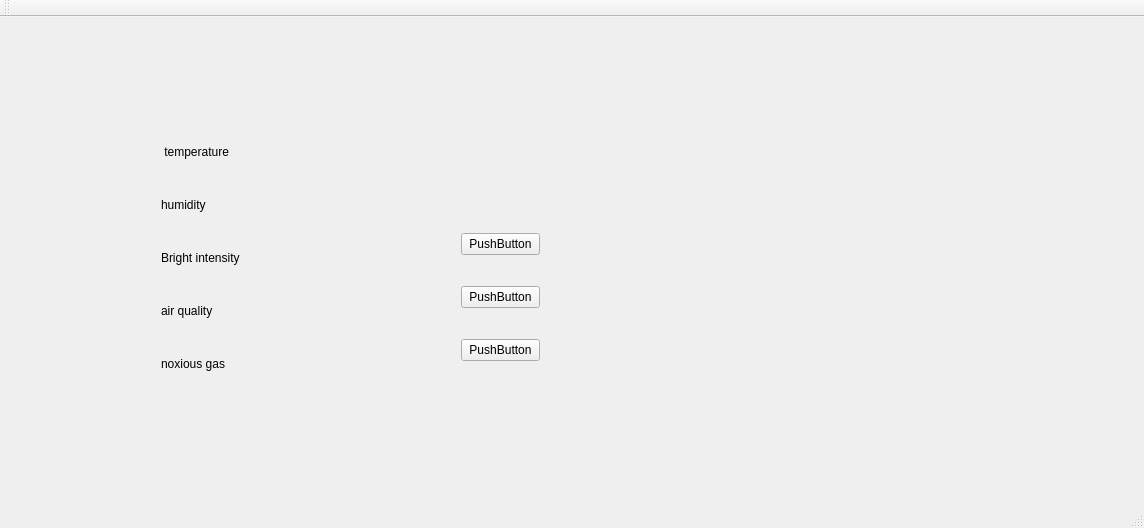
The window that untitled/mainwindow.ui (HuanGitHub/Graduation-Project) describes before a commit, drawn with Qt 5.
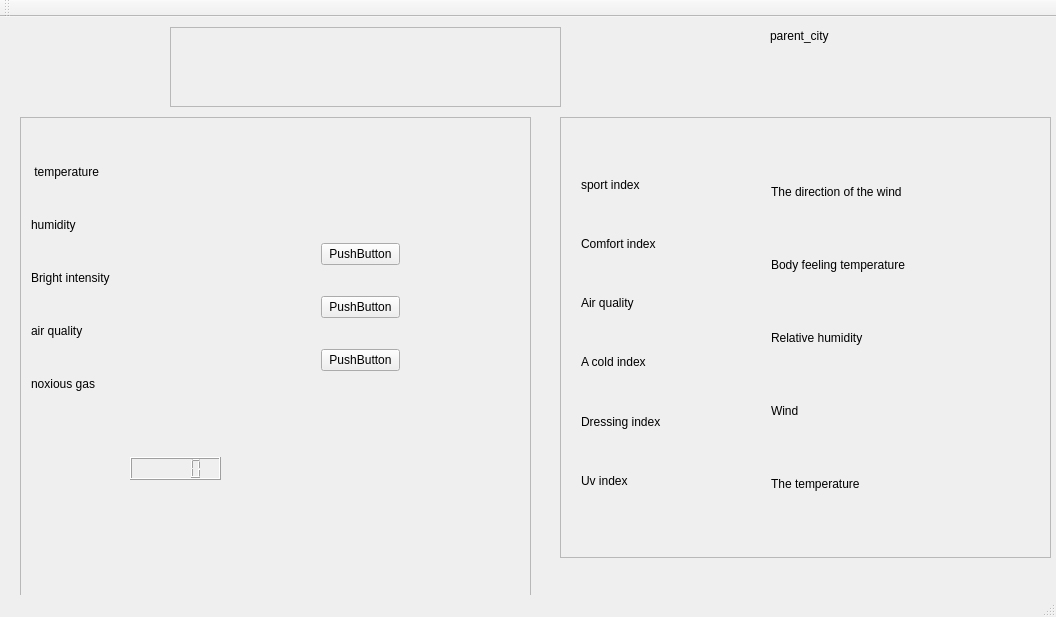
The same window after the commit.

The edit to the form file:
```diff
--- a/untitled/mainwindow.ui
+++ b/untitled/mainwindow.ui
@@ -6,19 +6,137 @@
    <rect>
     <x>0</x>
     <y>0</y>
-    <width>1144</width>
-    <height>528</height>
+    <width>1056</width>
+    <height>617</height>
    </rect>
   </property>
   <property name="windowTitle">
    <string>The most enjoyable Smart Home</string>
   </property>
   <widget class="QWidget" name="centralWidget">
+   <widget class="QLabel" name="label_12">
+    <property name="geometry">
+     <rect>
+      <x>770</x>
+      <y>10</y>
+      <width>91</width>
+      <height>17</height>
+     </rect>
+    </property>
+    <property name="text">
+     <string>parent_city</string>
+    </property>
+   </widget>
+   <widget class="QLCDNumber" name="lcdNumber">
+    <property name="geometry">
+     <rect>
+      <x>130</x>
+      <y>440</y>
+      <width>91</width>
+      <height>23</height>
+     </rect>
+    </property>
+   </widget>
+   <widget class="QFrame" name="frame">
+    <property name="geometry">
+     <rect>
+      <x>20</x>
+      <y>100</y>
+      <width>511</width>
+      <height>491</height>
+     </rect>
+    </property>
+    <property name="frameShape">
+     <enum>QFrame::StyledPanel</enum>
+    </property>
+    <property name="frameShadow">
+     <enum>QFrame::Raised</enum>
+    </property>
+    <widget class="QWidget" name="verticalLayoutWidget_3">
+     <property name="geometry">
+      <rect>
+       <x>290</x>
+       <y>90</y>
+       <width>101</width>
+       <height>201</height>
+      </rect>
+     </property>
+     <layout class="QVBoxLayout" name="verticalLayout_3">
+      <item>
+       <widget class="QPushButton" name="pushButton">
+        <property name="text">
+         <string>PushButton</string>
+        </property>
+       </widget>
+      </item>
+      <item>
+       <widget class="QPushButton" name="pushButton_3">
+        <property name="text">
+         <string>PushButton</string>
+        </property>
+       </widget>
+      </item>
+      <item>
+       <widget class="QPushButton" name="pushButton_2">
+        <property name="text">
+         <string>PushButton</string>
+        </property>
+       </widget>
+      </item>
+     </layout>
+    </widget>
+    <widget class="QWidget" name="verticalLayoutWidget_2">
+     <property name="geometry">
+      <rect>
+       <x>110</x>
+       <y>20</y>
+       <width>131</width>
+       <height>281</height>
+      </rect>
+     </property>
+     <layout class="QVBoxLayout" name="verticalLayout_2">
+      <item>
+       <widget class="QLabel" name="temp_l">
+        <property name="text">
+         <string/>
+        </property>
+       </widget>
+      </item>
+      <item>
+       <widget class="QLabel" name="hum_l">
+        <property name="text">
+         <string/>
+        </property>
+       </widget>
+      </item>
+      <item>
+       <widget class="QLabel" name="briint_l">
+        <property name="text">
+         <string/>
+        </property>
+       </widget>
+      </item>
+      <item>
+       <widget class="QLabel" name="label_9">
+        <property name="text">
+         <string/>
+        </property>
+       </widget>
+      </item>
+      <item>
+       <widget class="QLabel" name="ngas_l">
+        <property name="text">
+         <string/>
+        </property>
+       </widget>
+      </item>
+     </layout>
+    </widget>
    <widget class="QWidget" name="verticalLayoutWidget">
     <property name="geometry">
      <rect>
-      <x>150</x>
-      <y>100</y>
+       <x>0</x>
+       <y>20</y>
       <width>111</width>
       <height>281</height>
      </rect>
@@ -61,85 +179,139 @@
      </item>
     </layout>
    </widget>
-   <widget class="QWidget" name="verticalLayoutWidget_2">
+   </widget>
+   <widget class="QFrame" name="frame_2">
     <property name="geometry">
      <rect>
-      <x>260</x>
+      <x>560</x>
       <y>100</y>
-      <width>111</width>
-      <height>281</height>
+      <width>491</width>
+      <height>441</height>
      </rect>
     </property>
-    <layout class="QVBoxLayout" name="verticalLayout_2">
+    <property name="frameShape">
+     <enum>QFrame::StyledPanel</enum>
+    </property>
+    <property name="frameShadow">
+     <enum>QFrame::Raised</enum>
+    </property>
+    <widget class="QWidget" name="verticalLayoutWidget_4">
+     <property name="geometry">
+      <rect>
+       <x>10</x>
+       <y>30</y>
+       <width>160</width>
+       <height>371</height>
+      </rect>
+     </property>
+     <layout class="QVBoxLayout" name="verticalLayout_4">
      <item>
-      <widget class="QLabel" name="temp_l">
+       <widget class="QLabel" name="label_16">
        <property name="text">
-        <string/>
+         <string>sport index</string>
        </property>
       </widget>
      </item>
      <item>
-      <widget class="QLabel" name="hum_l">
+       <widget class="QLabel" name="label_13">
        <property name="text">
-        <string/>
+         <string>Comfort index</string>
        </property>
       </widget>
      </item>
      <item>
-      <widget class="QLabel" name="briint_l">
+       <widget class="QLabel" name="label_7">
        <property name="text">
-        <string/>
+         <string>Air quality</string>
        </property>
       </widget>
      </item>
      <item>
-      <widget class="QLabel" name="label_9">
+       <widget class="QLabel" name="label_15">
        <property name="text">
-        <string/>
+         <string>A cold index</string>
        </property>
       </widget>
      </item>
      <item>
-      <widget class="QLabel" name="ngas_l">
+       <widget class="QLabel" name="label_14">
        <property name="text">
-        <string/>
+         <string>Dressing index</string>
        </property>
       </widget>
      </item>
-    </layout>
-   </widget>
-   <widget class="QWidget" name="verticalLayoutWidget_3">
+      <item>
+       <widget class="QLabel" name="label_17">
+        <property name="text">
+         <string>Uv index</string>
+        </property>
+       </widget>
+      </item>
+     </layout>
+    </widget>
+    <widget class="QWidget" name="verticalLayoutWidget_5">
     <property name="geometry">
      <rect>
-      <x>450</x>
-      <y>180</y>
-      <width>101</width>
-      <height>201</height>
-     </rect>
-    </property>
-    <layout class="QVBoxLayout" name="verticalLayout_3">
+       <x>200</x>
+       <y>30</y>
+       <width>179</width>
+       <height>381</height>
+      </rect>
+     </property>
+     <layout class="QVBoxLayout" name="verticalLayout_5">
      <item>
-      <widget class="QPushButton" name="pushButton">
+       <widget class="QLabel" name="label_11">
        <property name="text">
-        <string>PushButton</string>
+         <string>The direction of the wind</string>
        </property>
       </widget>
      </item>
      <item>
-      <widget class="QPushButton" name="pushButton_3">
+       <widget class="QLabel" name="label_8">
        <property name="text">
-        <string>PushButton</string>
+         <string>Body feeling temperature</string>
        </property>
       </widget>
      </item>
      <item>
-      <widget class="QPushButton" name="pushButton_2">
+       <widget class="QLabel" name="label_6">
        <property name="text">
-        <string>PushButton</string>
+         <string>Relative humidity</string>
        </property>
       </widget>
      </item>
-    </layout>
+      <item>
+       <widget class="QLabel" name="label_10">
+        <property name="text">
+         <string>Wind</string>
+        </property>
+       </widget>
+      </item>
+      <item>
+       <widget class="QLabel" name="label_18">
+        <property name="text">
+         <string>The temperature</string>
+        </property>
+       </widget>
+      </item>
+     </layout>
+    </widget>
+   </widget>
+   <widget class="QFrame" name="frame_3">
+    <property name="geometry">
+     <rect>
+      <x>170</x>
+      <y>10</y>
+      <width>391</width>
+      <height>80</height>
+     </rect>
+    </property>
+    <property name="frameShape">
+     <enum>QFrame::StyledPanel</enum>
+    </property>
+    <property name="frameShadow">
+     <enum>QFrame::Raised</enum>
+    </property>
    </widget>
   </widget>
   <widget class="QMenuBar" name="menuBar">
```
Left out of the diff: 2 changed lines with no effect on the pictures. Lines whose indentation alone changed are shown as unchanged.
